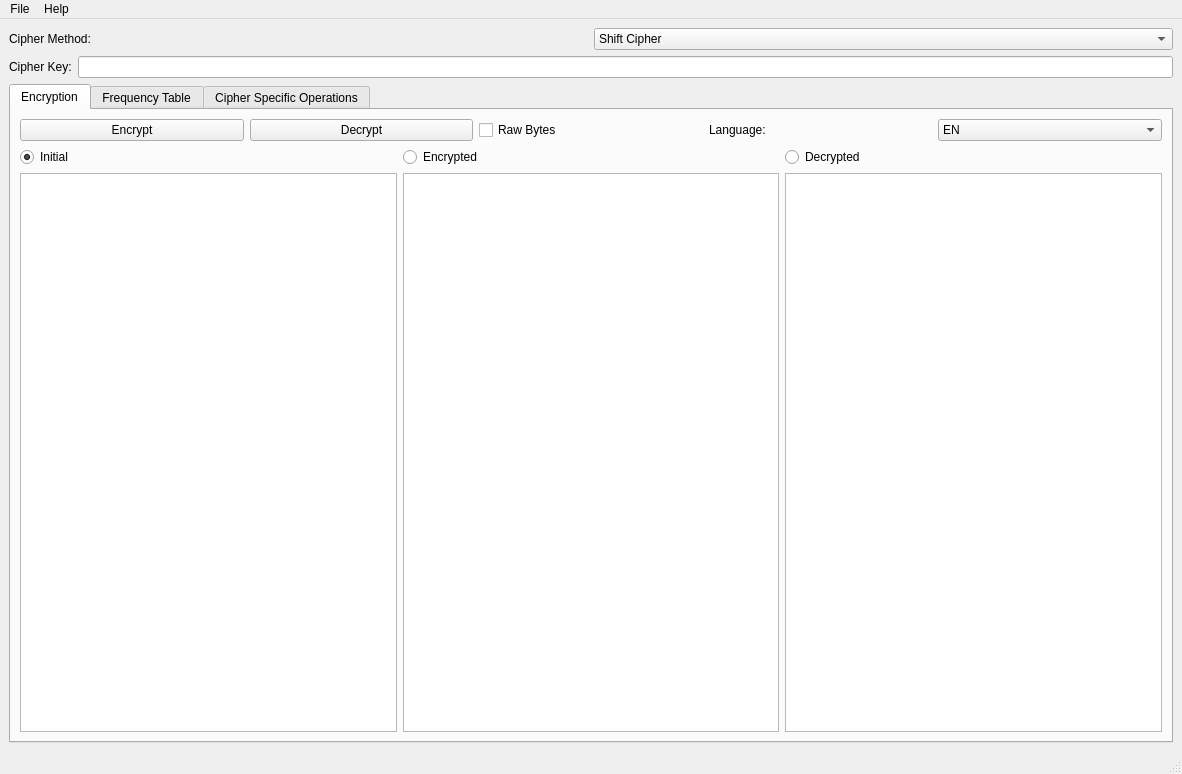
First picture: the form in apps/forms/math_crypto.ui, repository petliukh/cryptography, before the edit.
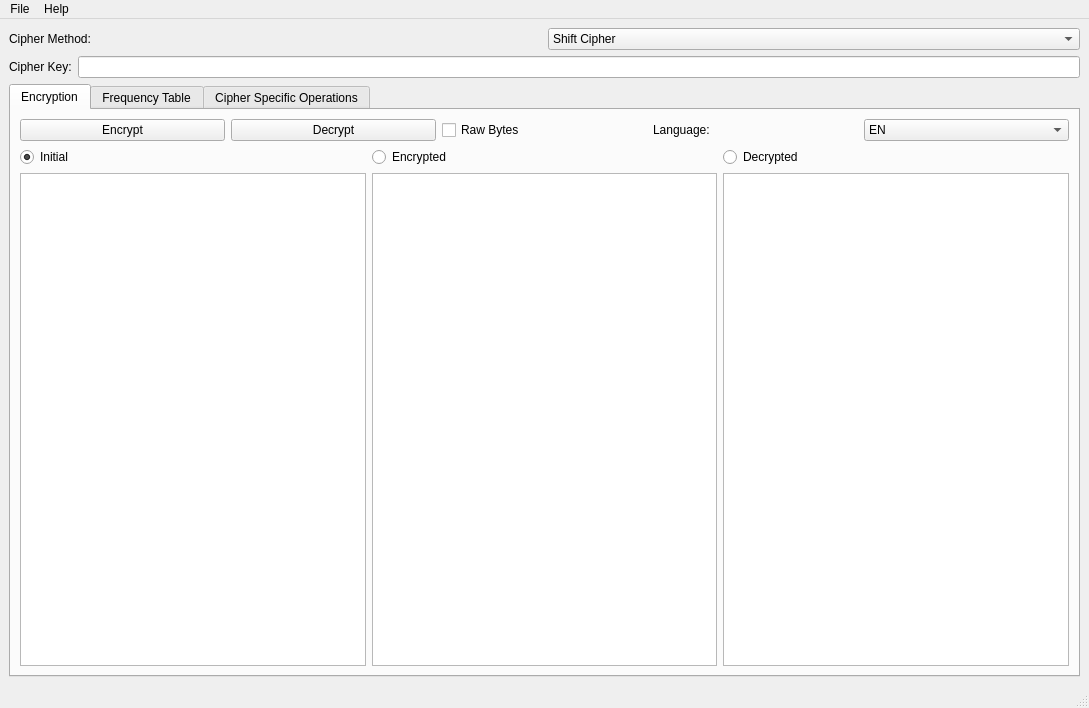
Second picture: the form after the edit.

Diff of the .ui file:
```diff
--- a/apps/forms/math_crypto.ui
+++ b/apps/forms/math_crypto.ui
@@ -6,8 +6,8 @@
    <rect>
     <x>0</x>
     <y>0</y>
-    <width>1182</width>
-    <height>774</height>
+    <width>1089</width>
+    <height>708</height>
    </rect>
   </property>
   <property name="maximumSize">
@@ -306,7 +306,7 @@
     <rect>
      <x>0</x>
      <y>0</y>
-     <width>1182</width>
+     <width>1089</width>
      <height>24</height>
     </rect>
    </property>
```
Left out of the diff: 6 changed lines with no effect on the pictures.
